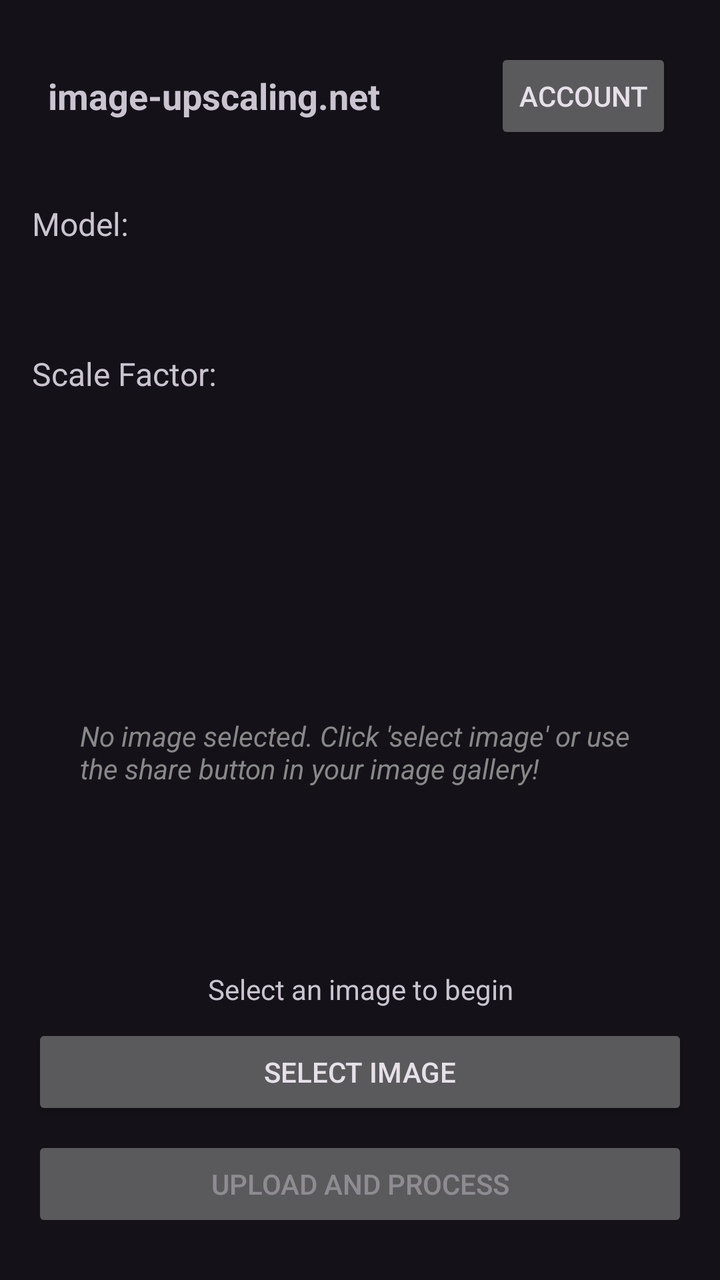
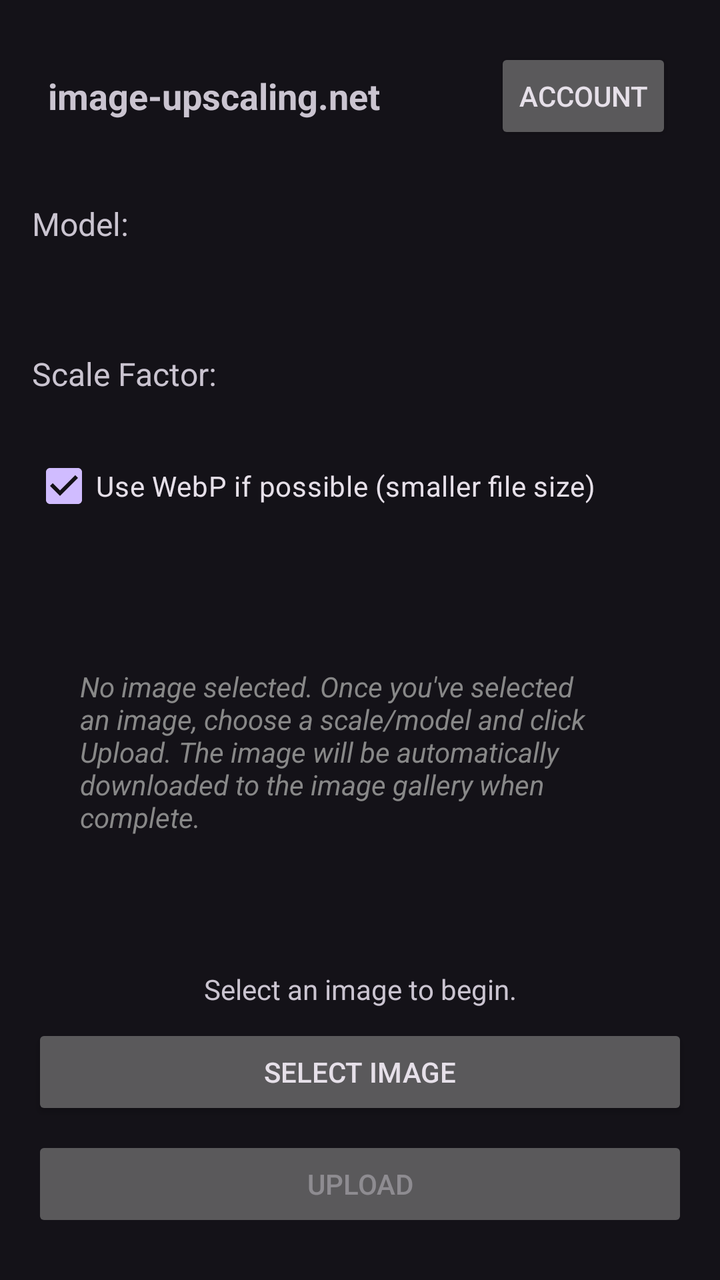

Compare the two renders of this Android layout. The source of the first and the diff that turns it into the second are given below.
<!-- AndroidManifest.xml: application theme Theme.ImageUpscalerV2 -->
<!-- res/layout/activity_main.xml -->
<?xml version="1.0" encoding="utf-8"?>
<LinearLayout xmlns:android="http://schemas.android.com/apk/res/android"
    android:layout_width="match_parent"
    android:layout_height="match_parent"
    android:orientation="vertical"
    android:padding="16dp">

    
    <LinearLayout
        android:layout_width="match_parent"
        android:layout_height="wrap_content"
        android:gravity="center_vertical"
        android:orientation="horizontal"
        android:layout_marginBottom="8dp"
        android:padding="8dp">

        <TextView
            android:id="@+id/headline"
            android:layout_width="wrap_content"
            android:layout_height="wrap_content"
            android:text="image-upscaling.net"
            android:textSize="18sp"
            android:textStyle="bold" />

        <View
            android:layout_width="0dp"
            android:layout_height="0dp"
            android:layout_weight="1" />

        <Button
            android:id="@+id/btnAccount"
            android:layout_width="wrap_content"
            android:layout_height="wrap_content"
            android:text="Account" />
    </LinearLayout>

    
    <LinearLayout
        android:layout_width="match_parent"
        android:layout_height="wrap_content"
        android:orientation="horizontal">

        <TextView
            android:layout_width="wrap_content"
            android:layout_height="wrap_content"
            android:layout_gravity="center_vertical"
            android:gravity="center_vertical"
            android:text="Model: "
            android:textSize="16sp" />

        <Spinner
            android:id="@+id/spinnerModel"
            android:layout_width="match_parent"
            android:layout_height="48dp"
            android:visibility="invisible"
            android:layout_weight="1" />
    </LinearLayout>

    <TextView
        android:id="@+id/tvModelInfo"
        android:layout_width="match_parent"
        android:layout_height="wrap_content"
        android:layout_marginBottom="8dp"
        android:text=""
        android:textAlignment="viewStart" />

    

    <LinearLayout
        android:layout_width="match_parent"
        android:layout_height="wrap_content"
        android:layout_marginBottom="8dp"
        android:orientation="horizontal">

        <TextView
            android:layout_width="wrap_content"
            android:layout_height="wrap_content"
            android:layout_gravity="center_vertical"
            android:gravity="center_vertical"
            android:text="Scale Factor: "
            android:textSize="16sp" />

        <Spinner
            android:id="@+id/spinnerScale"
            android:layout_width="0dp"
            android:layout_height="48dp"
            android:visibility="invisible"
            android:layout_weight="1" />
    </LinearLayout>

    

        <CheckBox
            android:id="@+id/checkBoxFaceEnhance"
            android:layout_width="match_parent"
            android:layout_height="wrap_content"
            android:layout_marginBottom="16dp"
            android:text="Enable Face Enhancement"
            android:visibility="invisible" />


    

    

    <FrameLayout
        android:layout_width="match_parent"
        android:layout_height="0dp"
        android:layout_marginTop="16dp"
        android:layout_marginBottom="24dp"
        android:layout_weight="1">

        <ImageView
            android:id="@+id/imagePreview"
            android:layout_width="match_parent"
            android:layout_height="match_parent"
            android:background="#3E3E3E"
            android:contentDescription="Image Preview"
            android:scaleType="fitCenter"
            android:visibility="gone" />

        <TextView
            android:id="@+id/tvNoImage"
            android:layout_width="wrap_content"
            android:layout_height="wrap_content"
            android:layout_gravity="center"
            android:padding="24dp"
            android:text="No image selected. Click 'select image' or use the share button in your image gallery!"
            android:textColor="#888888"
            android:textStyle="italic" />
    </FrameLayout>

    

    <TextView
        android:id="@+id/tvStatus"
        android:layout_width="match_parent"
        android:layout_height="wrap_content"
        android:layout_marginTop="8dp"
        android:layout_marginBottom="8dp"
        android:text="Select an image to begin"
        android:textAlignment="center" />

    <Button
        android:id="@+id/btnSelectImage"
        android:layout_width="match_parent"
        android:layout_height="wrap_content"
        android:layout_marginBottom="8dp"
        android:text="Select Image" />

    <Button
        android:id="@+id/btnUpload"
        android:layout_width="match_parent"
        android:layout_height="wrap_content"
        android:layout_marginBottom="8dp"
        android:enabled="false"
        android:text="Upload and Process" />

    

    <ProgressBar
        android:id="@+id/progressBar"
        style="?android:attr/progressBarStyleHorizontal"
        android:layout_width="match_parent"
        android:layout_height="wrap_content"
        android:indeterminate="true"
        android:visibility="gone" />

</LinearLayout>
<!-- resources referenced by this layout -->
<resources>
  <style name="Theme.ImageUpscalerV2" parent="Base.Theme.ImageUpscalerV2" />
  <style name="Base.Theme.ImageUpscalerV2" parent="Theme.Material3.Dark.NoActionBar">
          
          
      </style>
</resources>

<!-- the commit's change to res/layout/activity_main.xml (unified diff, before → after) -->
@@ -90,13 +90,26 @@
 
     
 
+    <LinearLayout
+        android:layout_width="match_parent"
+        android:layout_height="wrap_content"
+        android:orientation="vertical"
+        android:layout_marginBottom="16dp">
+
         <CheckBox
             android:id="@+id/checkBoxFaceEnhance"
             android:layout_width="match_parent"
             android:layout_height="wrap_content"
-            android:layout_marginBottom="16dp"
             android:text="Enable Face Enhancement"
-            android:visibility="invisible" />
+            android:visibility="gone" />
+
+        <CheckBox
+            android:id="@+id/checkBoxWebP"
+            android:layout_width="match_parent"
+            android:layout_height="wrap_content"
+            android:text="@string/use_webp_label"
+            android:checked="true" />
+    </LinearLayout>
 
 
     
@@ -125,7 +138,7 @@
             android:layout_height="wrap_content"
             android:layout_gravity="center"
             android:padding="24dp"
-            android:text="No image selected. Click 'select image' or use the share button in your image gallery!"
+            android:text="@string/no_image_text"
             android:textColor="#888888"
             android:textStyle="italic" />
     </FrameLayout>
@@ -138,7 +151,7 @@
         android:layout_height="wrap_content"
         android:layout_marginTop="8dp"
         android:layout_marginBottom="8dp"
-        android:text="Select an image to begin"
+        android:text="@string/status_initial"
         android:textAlignment="center" />
 
     <Button
@@ -146,7 +159,7 @@
         android:layout_width="match_parent"
         android:layout_height="wrap_content"
         android:layout_marginBottom="8dp"
-        android:text="Select Image" />
+        android:text="@string/btn_select_image" />
 
     <Button
         android:id="@+id/btnUpload"
@@ -154,7 +167,7 @@
         android:layout_height="wrap_content"
         android:layout_marginBottom="8dp"
         android:enabled="false"
-        android:text="Upload and Process" />
+        android:text="@string/btn_upload" />
 
     
 
<!-- resource entries referenced after the edit -->
@@ -1,5 +1,10 @@
 <!-- resources referenced by this layout -->
 <resources>
+  <string name="btn_select_image">Select Image</string>
+  <string name="btn_upload">Upload</string>
+  <string name="no_image_text">No image selected. Once you\'ve selected an image, choose a scale/model and click Upload. The image will be automatically downloaded to the image gallery when complete.</string>
+  <string name="status_initial">Select an image to begin.</string>
+  <string name="use_webp_label">Use WebP if possible (smaller file size)</string>
   <style name="Theme.ImageUpscalerV2" parent="Base.Theme.ImageUpscalerV2" />
   <style name="Base.Theme.ImageUpscalerV2" parent="Theme.Material3.Dark.NoActionBar">
           
